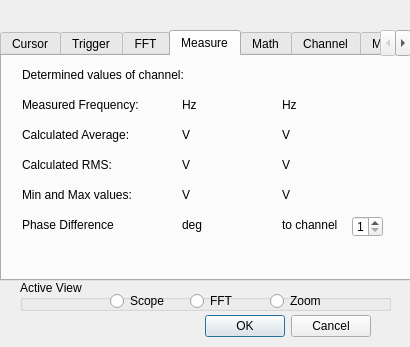
Before: the Qt Designer form source/scopesettings.ui in Rolloke/GUI-Apps, drawn with Qt 5.
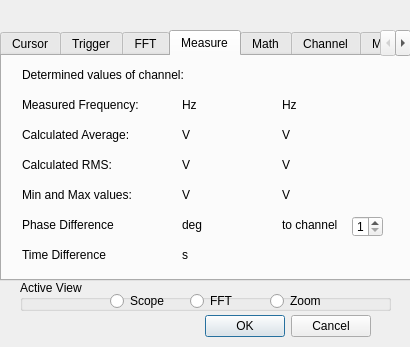
After: the same form once the commit is applied. Custom widgets are drawn as their Qt base class.

Commit message: implemented time difference measurement

Diff of the .ui file:
```diff
--- a/source/scopesettings.ui
+++ b/source/scopesettings.ui
@@ -1214,6 +1214,32 @@
       <string>V</string>
      </property>
     </widget>
+    <widget class="QDoubleLableWithUnit" name="valueMeasuredTimeOffset">
+     <property name="geometry">
+      <rect>
+       <x>180</x>
+       <y>190</y>
+       <width>81</width>
+       <height>17</height>
+      </rect>
+     </property>
+     <property name="text">
+      <string>s</string>
+     </property>
+    </widget>
+    <widget class="QLabel" name="labelMeasuredTimeOffset">
+     <property name="geometry">
+      <rect>
+       <x>20</x>
+       <y>190</y>
+       <width>141</width>
+       <height>17</height>
+      </rect>
+     </property>
+     <property name="text">
+      <string>Time Difference</string>
+     </property>
+    </widget>
    </widget>
    <widget class="QWidget" name="Math">
     <property name="toolTip">
```
The commit also changes 3 other files.
